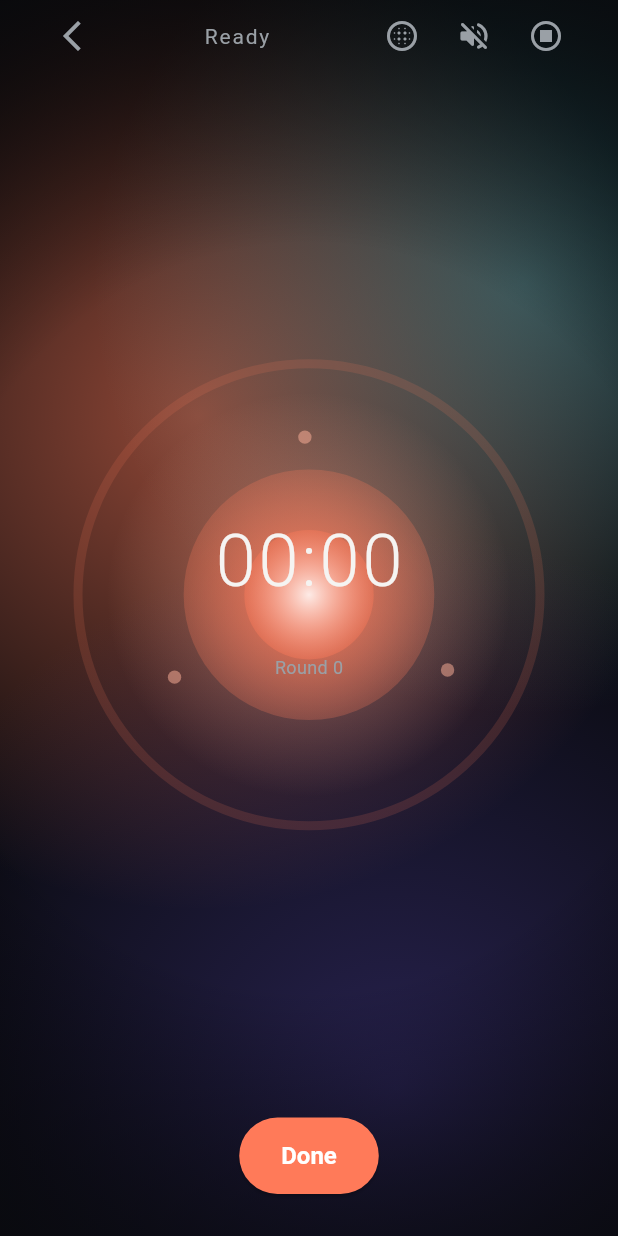
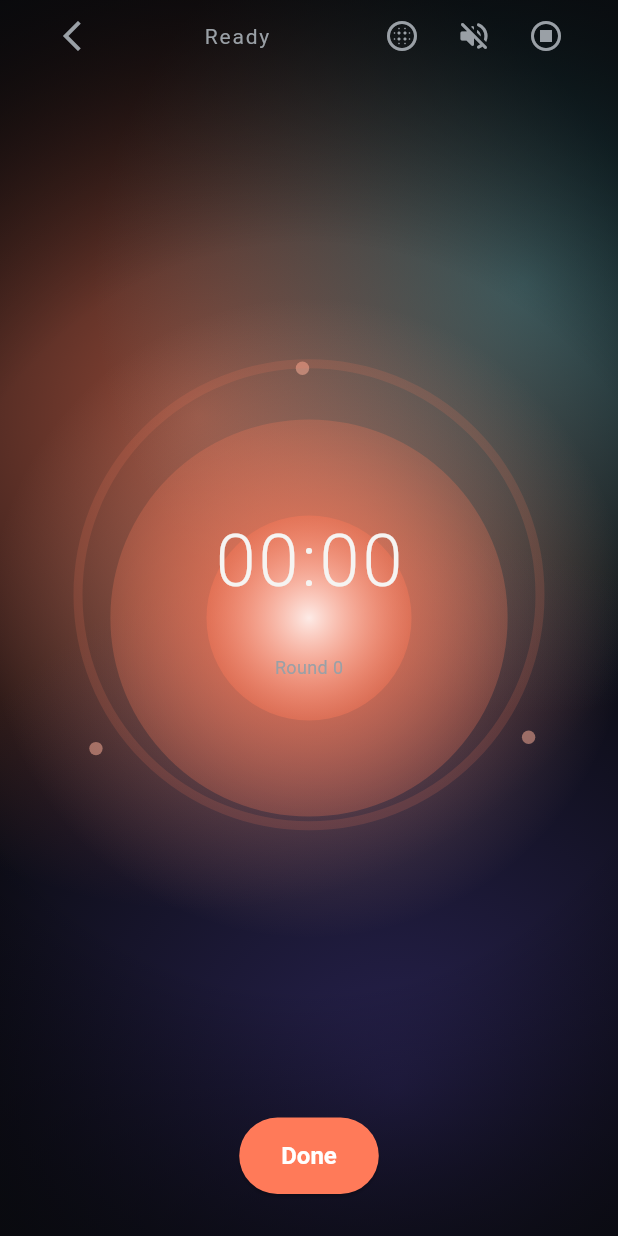
Before and after one commit to yili6ms/flow_pomodoro, a Flutter app: the FocusSessionScreen screen opened directly, on a phone screen of 412 x 824 dp. Run offline on Flutter 3.47's test engine with Material 3 defaults, Android fonts, the phone set to English and light mode, and no system bars; our stand-ins replace audioplayers, shared_preferences; accounts and stored records are empty.

Commit message:
feat(focus): full-screen flow animation behind timer
Move FlowVisual out of the centered 320x320 box and into a Positioned.fill
layer behind the rest of the UI. Sized to constraints.biggest.longestSide
via LayoutBuilder so the animation covers the whole screen on any device.

The progress ring + timer text + intent + round labels remain in the
centered 320x320 stack; controls and header float on top. The aurora
gradient still provides the deep backdrop.

Co-authored-by: Copilot <223556219+Copilot@users.noreply.github.com>

```diff
--- a/lib/screens/focus_session_screen.dart
+++ b/lib/screens/focus_session_screen.dart
@@ -129,6 +129,25 @@ class _FocusSessionScreenState extends State<FocusSessionScreen> {
         reduceMotion: settings.reduceMotion,
         child: Stack(
         children: [
+          Positioned.fill(
+            child: LayoutBuilder(
+              builder: (context, constraints) {
+                final fillSize = constraints.biggest.longestSide;
+                return Center(
+                  child: FlowVisual(
+                    style: settings.animationStyle,
+                    size: fillSize,
+                    isFocus: timer.isFocus,
+                    isBreak: isBreak,
+                    flowStage: timer.flowStage,
+                    reduceMotion: settings.reduceMotion,
+                    accentColor: accent.primary,
+                    accentGlow: accent.glow,
+                  ),
+                );
+              },
+            ),
+          ),
           SafeArea(
             child: Padding(
               padding: const EdgeInsets.symmetric(horizontal: 24),
@@ -213,16 +232,6 @@ class _FocusSessionScreenState extends State<FocusSessionScreen> {
                     child: Stack(
                       alignment: Alignment.center,
                       children: [
-                        FlowVisual(
-                          style: settings.animationStyle,
-                          size: 260,
-                          isFocus: timer.isFocus,
-                          isBreak: isBreak,
-                          flowStage: timer.flowStage,
-                          reduceMotion: settings.reduceMotion,
-                          accentColor: accent.primary,
-                          accentGlow: accent.glow,
-                        ),
                         FlowRing(
                           size: 320,
                           progress: timer.progress,
```
